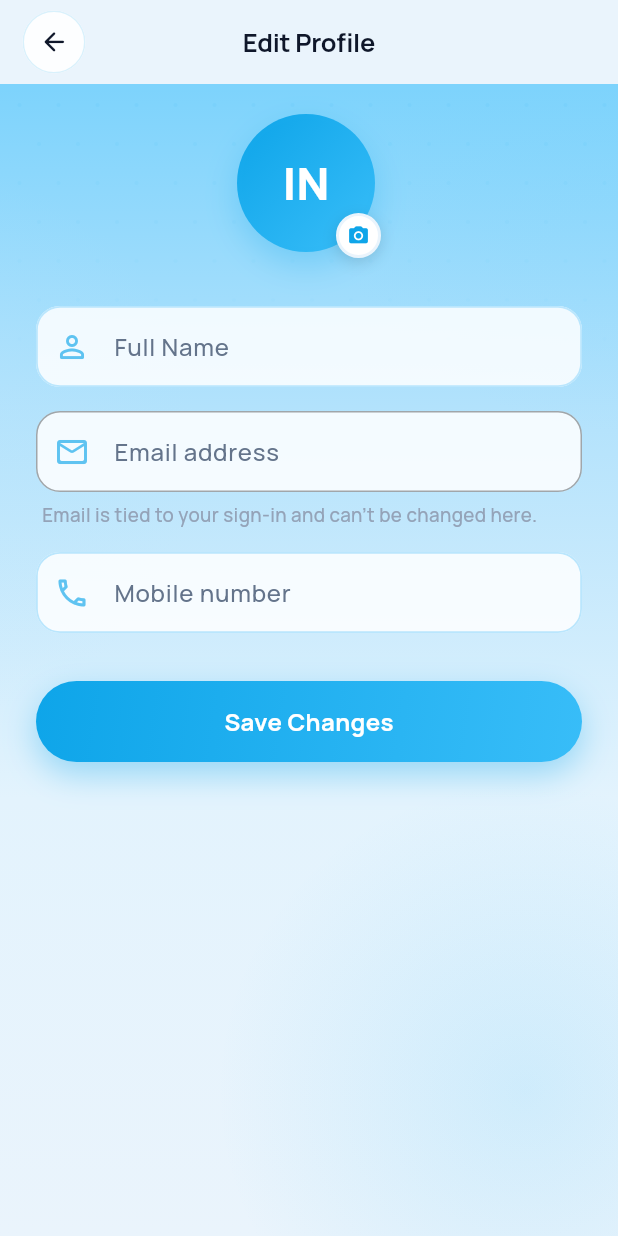
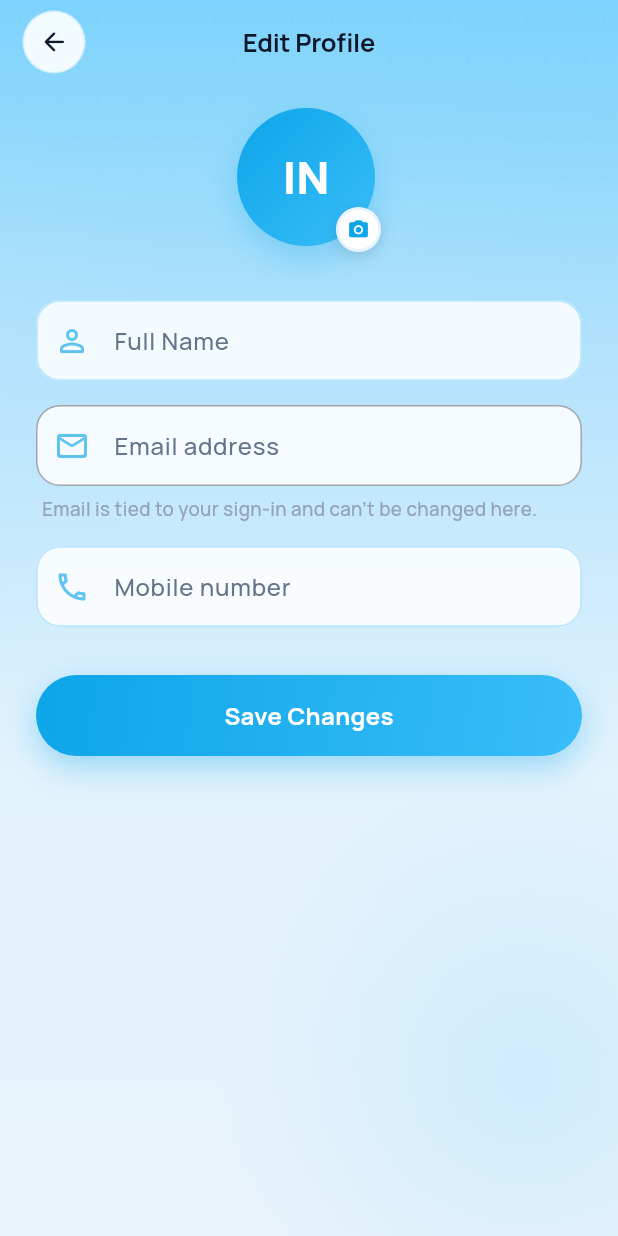
Before and after one commit to nexgrid03/INO, a Flutter app: the EditProfileScreen screen opened directly with empty values, on a phone screen of 412 x 824 dp. Run offline on Flutter 3.47's test engine with Material 3 defaults, Android fonts, the phone set to English and light mode, and no system bars; our stand-ins replace app_links, camera, file_picker, firebase_core, firebase_messaging, flutter_local_notifications and 15 more; missing offline and left inert: cryptography, google_mlkit_document_scanner, google_mlkit_text_recognition, local_auth_android, local_auth_darwin; accounts and stored records are empty; network calls fail; statements that could not run were skipped.

Commit message:
Align Edit Profile: transparent app bar over gradient, centred width-capped form
Co-authored-by: Cursor <cursoragent@cursor.com>

```diff
--- a/lib/screens/profile/edit_profile_screen.dart
+++ b/lib/screens/profile/edit_profile_screen.dart
@@ -100,10 +100,14 @@ class _EditProfileScreenState extends State<EditProfileScreen> {
     final validate = AuthValidators.of(context);
     return Scaffold(
       backgroundColor: palette.bg,
+      // Let the sky gradient flow up behind the transparent app bar - no flat
+      // colour band above the content (matches SettingsScaffold chrome).
+      extendBodyBehindAppBar: true,
       appBar: AppBar(
-        backgroundColor: palette.bg,
+        backgroundColor: Colors.transparent,
         surfaceTintColor: Colors.transparent,
         elevation: 0,
+        scrolledUnderElevation: 0,
         leadingWidth: 60,
         leading: Padding(
           padding: const EdgeInsets.only(left: 12),
@@ -128,12 +132,22 @@ class _EditProfileScreenState extends State<EditProfileScreen> {
         child: Form(
           key: _formKey,
           autovalidateMode: AutovalidateMode.onUserInteraction,
-          child: ListView(
+          // A centred, width-capped column so the form reads as one tidy
+          // block on any screen instead of stretching edge to edge.
+          child: Center(
+            child: ConstrainedBox(
+              constraints: const BoxConstraints(maxWidth: 480),
+              child: ListView(
             physics: const BouncingScrollPhysics(),
-            padding: const EdgeInsets.fromLTRB(AppSpacing.screen, AppSpacing.sm,
-                AppSpacing.screen, AppSpacing.xl),
+            padding: EdgeInsets.fromLTRB(
+                AppSpacing.screen,
+                // Re-apply the inset the extended body no longer receives.
+                kToolbarHeight +
+                    MediaQuery.paddingOf(context).top +
+                    AppSpacing.md,
+                AppSpacing.screen,
+                AppSpacing.xl),
             children: [
-              const SizedBox(height: AppSpacing.xs),
               _AvatarEditor(
                 initials: _initials,
                 photoUrl: widget.profile.profilePhoto,
@@ -186,6 +200,8 @@ class _EditProfileScreenState extends State<EditProfileScreen> {
                 onPressed: _busy ? null : _save,
               ),
             ],
+              ),
+            ),
           ),
         ),
         ),
```
